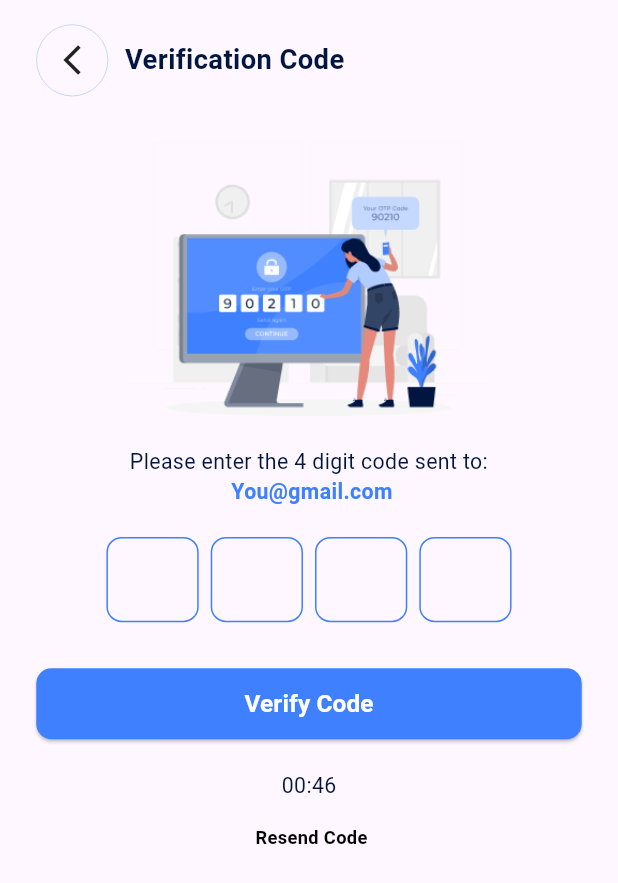
After one commit to shehabbebo/Marketi, a Flutter app: the VerificationCodeE screen opened by its route, on a phone screen of 412 x 824 dp. The commit adds this screen. Shown: the top 883 px of the screen. Run offline on Flutter 3.47's test engine with Material 3 defaults, Android fonts, the phone set to English and light mode, and no system bars; drawn by our look-alikes of pinput; our stand-ins replace flutter_bloc, flutter_screenutil, font_awesome_flutter.

Commit message:
done task

```diff
--- a/lib/core/constant/string.dart
+++ b/lib/core/constant/string.dart
@@ -10,4 +10,7 @@ class Routes {
   static const Forgetpassword = '/forgetpassword';
   static const ForgetpasswordEmail = '/forgetpasswordemail';
   static const Congratulation = '/Congratulation';
+  static const VerificationCodePage = '/VerificationCodePage';
+  static const VerificationCodeE = '/VerificationCodeE';
+  static const Resetpassword = '/Resetpassword';
 }
--- a/lib/core/routing/router.dart
+++ b/lib/core/routing/router.dart
@@ -6,6 +6,9 @@ import 'package:marketi/features/auth/signup/view/screen/sign_up_screen.dart';
 import 'package:marketi/features/forgotPassword/congratulation.dart';
 import 'package:marketi/features/forgotPassword/forgetpassword.dart';
 import 'package:marketi/features/forgotPassword/forgetpasswordemail.dart';
+import 'package:marketi/features/forgotPassword/resetpassword.dart';
+import 'package:marketi/features/forgotPassword/verefycodeE.dart';
+import 'package:marketi/features/forgotPassword/verefycodeM.dart';
 import 'package:marketi/features/onBoarding/view/onBoarding.dart';
 import 'package:marketi/features/onBoarding/view/splash.dart';
 
@@ -27,6 +30,12 @@ class AppRouter {
         return MaterialPageRoute(builder: (_) => ForgetpasswordEmail());
       case Routes.Congratulation:
         return MaterialPageRoute(builder: (_) => Congratulation());
+      case Routes.VerificationCodePage:
+        return MaterialPageRoute(builder: (_) => VerificationCodePage());
+      case Routes.VerificationCodeE:
+        return MaterialPageRoute(builder: (_) => VerificationCodeE());
+      case Routes.Resetpassword:
+        return MaterialPageRoute(builder: (_) => Resetpassword());
       default:
         return MaterialPageRoute(
             builder: (_) => Scaffold(
--- /dev/null
+++ b/lib/features/forgotPassword/verefycodeE.dart
@@ -0,0 +1,149 @@
+import 'package:flutter/material.dart';
+import 'package:flutter_screenutil/flutter_screenutil.dart';
+import 'package:marketi/core/constant/colors.dart';
+import 'package:marketi/core/widgets/arrow_back.dart';
+import 'package:pinput/pinput.dart';
+
+class VerificationCodeE extends StatefulWidget {
+  const VerificationCodeE({super.key});
+
+  @override
+  State<VerificationCodeE> createState() => _VerificationCodeEState();
+}
+
+class _VerificationCodeEState extends State<VerificationCodeE> {
+  int _timerSeconds = 46;
+
+  @override
+  Widget build(BuildContext context) {
+    return Scaffold(
+      body: SafeArea(
+        child: Padding(
+          padding: EdgeInsets.symmetric(horizontal: 22.w, vertical: 16.h),
+          child: Column(
+            mainAxisAlignment: MainAxisAlignment.start,
+            crossAxisAlignment: CrossAxisAlignment.center,
+            children: [
+              Row(
+                children: [
+                  ArrowBack(),
+                  SizedBox(width: 10.w),
+                  Text(
+                    'Verification Code',
+                    style: TextStyle(
+                      fontSize: 18.sp,
+                      fontWeight: FontWeight.bold,
+                      color: AppColor.darkBlue,
+                    ),
+                  ),
+                ],
+              ),
+              SizedBox(height: 30.h),
+              Image.asset(
+                'assets/images/Illustration_Verification_Code_With_Phone.png',
+                height: 180.h,
+              ),
+              SizedBox(height: 20.h),
+              Text(
+                'Please enter the 4 digit code sent to:',
+                textAlign: TextAlign.center,
+                style: TextStyle(
+                  fontSize: 14.sp,
+                  color: AppColor.darkBlue,
+                ),
+              ),
+              Text(
+                ' You@gmail.com',
+                style: TextStyle(
+                  fontSize: 14.sp,
+                  color: AppColor.primaryColor,
+                  fontWeight: FontWeight.bold,
+                ),
+              ),
+              SizedBox(height: 20.h),
+              Pinput(
+                length: 4,
+                keyboardType: TextInputType.number,
+                defaultPinTheme: PinTheme(
+                  width: 56.w,
+                  height: 56.h,
+                  textStyle: TextStyle(
+                    fontSize: 20.sp,
+                    fontWeight: FontWeight.bold,
+                    color: Colors.black,
+                  ),
+                  decoration: BoxDecoration(
+                    borderRadius: BorderRadius.circular(10.r),
+                    border: Border.all(color: AppColor.primaryColor),
+                  ),
+                ),
+              ),
+              SizedBox(height: 30.h),
+              SizedBox(
+                width: double.infinity,
+                child: ElevatedButton(
+                  onPressed: () {},
+                  style: ElevatedButton.styleFrom(
+                    backgroundColor: AppColor.primaryColor,
+                    padding: EdgeInsets.symmetric(vertical: 12.h),
+                    shape: RoundedRectangleBorder(
+                      borderRadius: BorderRadius.circular(10.r),
+                    ),
+                  ),
+                  child: Text(
+                    'Verify Code',
+                    style: TextStyle(
+                      fontSize: 16.sp,
+                      fontWeight: FontWeight.bold,
+                      color: Colors.white,
+                    ),
+                  ),
+                ),
+              ),
+              SizedBox(height: 20.h),
+              Text(
+                '00:${_timerSeconds.toString().padLeft(2, '0')}',
+                style: TextStyle(
+                  fontSize: 14.sp,
+                  color: AppColor.darkBlue,
+                ),
+              ),
+              SizedBox(height: 12.h),
+              // TextButton(
+              //   onPressed: _timerSeconds == 0 ? () {} : null,
+              //   child: Text(
+              //     'Resend Code',
+              //     style: TextStyle(
+              //       fontSize: 14.sp,
+              //       color: _timerSeconds == 0
+              //           ? AppColor.primaryColor
+              //           : Colors.grey,
+              //     ),
+              //   ),
+              // ),
+              Align(
+                alignment: Alignment.center,
+                child: Padding(
+                  padding: EdgeInsets.only(top: 4.h, right: 18.w),
+                  child: InkWell(
+                    onTap: () {
+                      Navigator.pushNamed(context, '/forgetpasswordemail');
+                    },
+                    child: Text(
+                      '       Resend Code',
+                      style: TextStyle(
+                        color: Colors.black,
+                        fontSize: 12.sp,
+                        fontWeight: FontWeight.bold,
+                      ),
+                    ),
+                  ),
+                ),
+              ),
+            ],
+          ),
+        ),
+      ),
+    );
+  }
+}
--- a/pubspec.yaml
+++ b/pubspec.yaml
@@ -35,6 +35,7 @@ dependencies:
   flutter_bloc: ^9.0.0
   flutter_screenutil: ^5.9.3
   font_awesome_flutter: ^10.8.0
+  pinput: ^5.0.1
 
 dev_dependencies:
   flutter_lints: ^5.0.0
```
Also changed, not shown: lib/features/forgotPassword/congratulation.dart (+10 -1 lines), lib/features/forgotPassword/resetpassword.dart (added, +116 -0 lines), lib/features/forgotPassword/verefycodeM.dart (added, +149 -0 lines), pubspec.lock.
